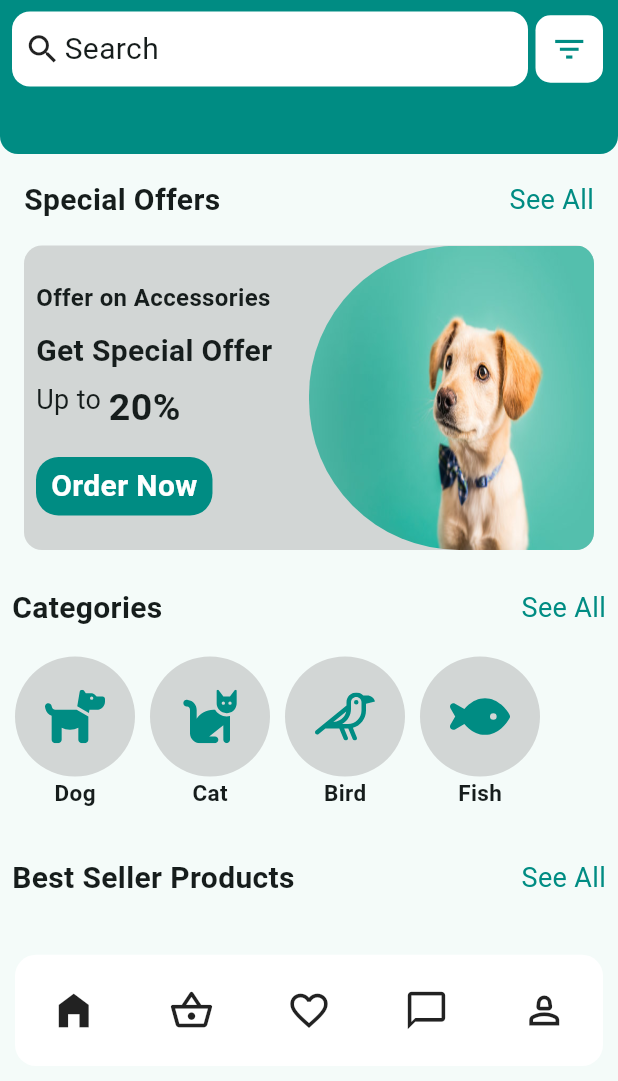
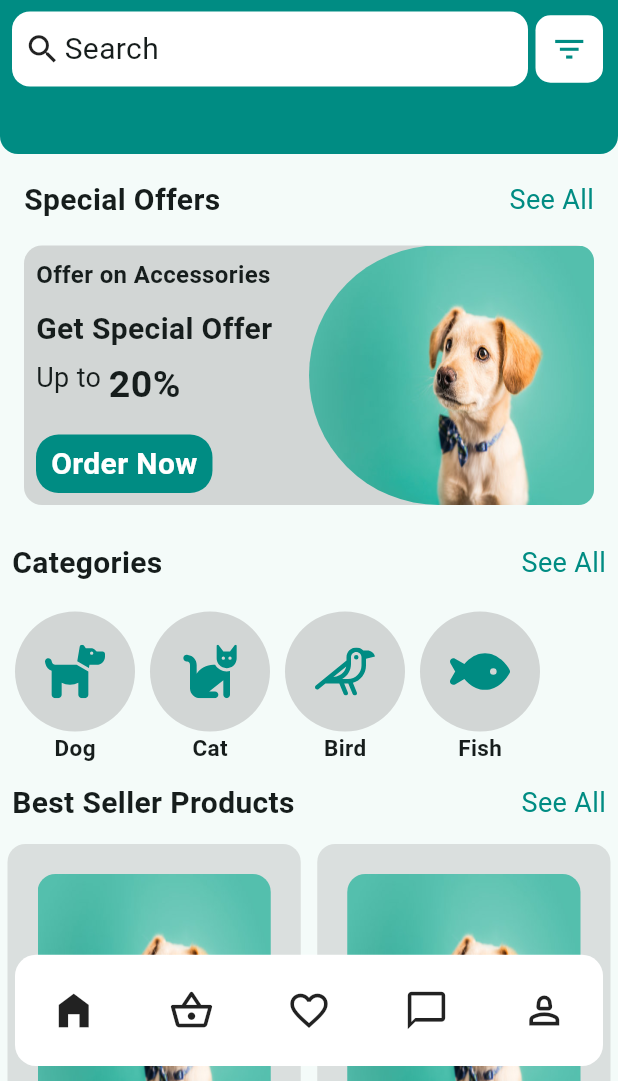
Before and after one commit to sandei-travolta/pet_food, a Flutter app: the screen it shows after launch, on a phone screen of 412 x 824 dp, the part 155-1236 px from its top. Run offline on Flutter 3.47's test engine with Material 3 defaults, Android fonts, the phone set to English and light mode, and no system bars; our stand-ins replace cached_network_image, flutter_svg.

Commit message:
completed the BestSellers section

```diff
--- a/lib/src/models/product.dart
+++ b/lib/src/models/product.dart
@@ -5,6 +5,6 @@ class Product{
   final List<String> sizes;
   final double rating;
   final int price;
-
-  Product({required this.tittle, required this.location, required this.categoy, required this.sizes, required this.rating, required this.price});
+  final String img;
+  Product({required this.tittle, required this.location, required this.categoy, required this.sizes, required this.rating, required this.price,required this.img});
 }
--- a/lib/src/screens/widgets/homepage_sections.dart
+++ b/lib/src/screens/widgets/homepage_sections.dart
@@ -1,4 +1,7 @@
+import 'package:cached_network_image/cached_network_image.dart';
+import 'package:flutter/cupertino.dart';
 import 'package:flutter/material.dart';
+import 'package:flutter/widgets.dart';
 import 'package:flutter_svg/svg.dart';
 
 import '../../../utils/colors.dart';
@@ -15,11 +18,12 @@ class BestSellersSection extends StatelessWidget {
   @override
   Widget build(BuildContext context) {
     return Container(
-      height: 150,
+      height: 600,
       child: Column(
         children: [
           Padding(
             padding: const EdgeInsets.all(8.0),
+            child: Container(
               child: Row(
                 mainAxisAlignment: MainAxisAlignment.spaceBetween,
                 children: [
@@ -28,6 +32,92 @@ class BestSellersSection extends StatelessWidget {
                 ],
               ),
             ),
+          ),
+          Expanded(
+            child: GridView.builder(
+              itemCount: 4,
+                gridDelegate:SliverGridDelegateWithFixedCrossAxisCount(
+              crossAxisCount: 2,
+                  childAspectRatio: 0.7,
+                  crossAxisSpacing: 1,
+                  mainAxisSpacing: 1
+            ),
+                itemBuilder: (context,index){
+                  return Padding(
+                    padding: const EdgeInsets.all(5.0),
+                    child: Container(
+                      height: 80,
+                      decoration: BoxDecoration(
+                        color: Colors.grey.withOpacity(0.3),
+                        borderRadius: BorderRadius.circular(12)
+                      ),
+                      child: Column(
+                        mainAxisAlignment: MainAxisAlignment.start,
+                        children: [
+                          Expanded(
+                              flex:3,
+                              child: Container(
+                                child: Padding(
+                                  padding: const EdgeInsets.all(20.0),
+                                  child: ClipRRect(
+                                      borderRadius: BorderRadius.circular(12),
+                                      child: Image.asset("resources/images/bannerImage1.jpg",fit: BoxFit.fill,)),
+                                ),
+                          )),
+                          Expanded(
+                              flex: 1,
+                              child: Container(
+                                padding: EdgeInsets.all(8.0),
+                            color: Colors.white.withOpacity(0.6),
+                                child: Column(
+                                  children: [
+                                    Row(
+                                      mainAxisAlignment: MainAxisAlignment.spaceBetween,
+                                      children: [
+                                        Text("Dog Food",style: TextStyle(
+                                          fontSize: 20,
+                                          fontWeight: FontWeight.w700
+                                        ),),
+                                        Row(
+                                          children: [
+                                            Icon(Icons.star,color: Colors.yellow,),
+                                            Text("4.9",style: TextStyle(
+                                              fontSize: 15,
+                                              fontWeight: FontWeight.w600
+                                            ),),
+                                          ],
+                                        )
+                                      ],
+                                    ),
+                                    Row(
+                                      mainAxisAlignment: MainAxisAlignment.spaceBetween,
+                                      children: [
+                                        Row(
+                                          children: [
+                                            Icon(Icons.location_on,color: Colors.brown,size: 15,),
+                                            Text("Nyeri",style: TextStyle(
+                                              fontSize: 12,
+                                              fontWeight: FontWeight.w700
+                                            ),),
+                                          ],
+                                        ),
+                                        Row(
+                                          children: [
+                                            Text("400",style: TextStyle(fontSize: 18,fontWeight: FontWeight.w700),),
+                                            Text(" Ksh",style: TextStyle(fontSize: 12,fontWeight: FontWeight.w400),)
+                                          ],
+                                        )
+                                      ],
+                                    )
+                                  ],
+                                ),
+                          ))
+                        ],
+                      ),
+                    ),
+                  );
+                }),
+          )
         ],
       ),
     );
@@ -42,7 +132,7 @@ class CategorySection extends StatelessWidget {
   @override
   Widget build(BuildContext context) {
     return Container(
-      height: 180,
+      height: 160,
       child: Column(
         mainAxisAlignment: MainAxisAlignment.start,
         children: [
@@ -107,7 +197,7 @@ class OffersSection extends StatelessWidget {
   @override
   Widget build(BuildContext context) {
     return Container(
-      height: 280,
+      height: 250,
       padding: EdgeInsets.all(8.0),
       child: Column(
         mainAxisAlignment: MainAxisAlignment.start,
--- a/lib/utils/dummy_data.dart
+++ b/lib/utils/dummy_data.dart
@@ -1,5 +1,5 @@
 import '../src/models/product.dart';
 
 final List<Product> dummyProducts=[
-
+  Product(tittle: "Dog Food", location: "nyeri", categoy: "dog", sizes: [], rating: 4.5, price: 1000, img: "https://encrypted-tbn0.gstatic.com/images?q=tbn:ANd9GcR_uZKOjRwu2GsKL0pmlxxyX-lo-1pJhm2xNg&s")
 ];
```
Lines whose indentation alone changed are shown as unchanged.
